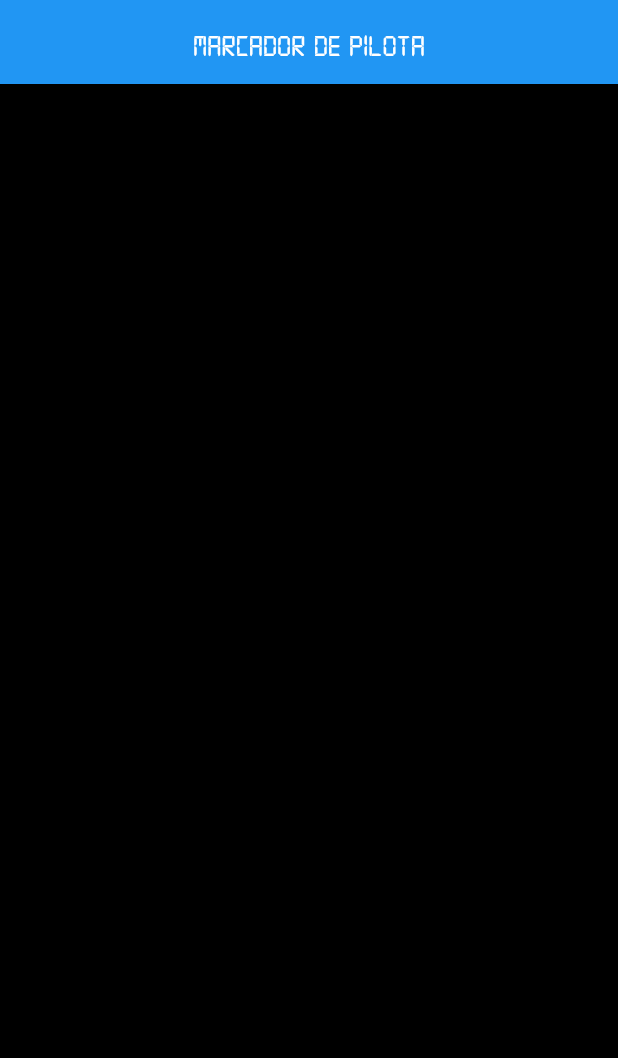
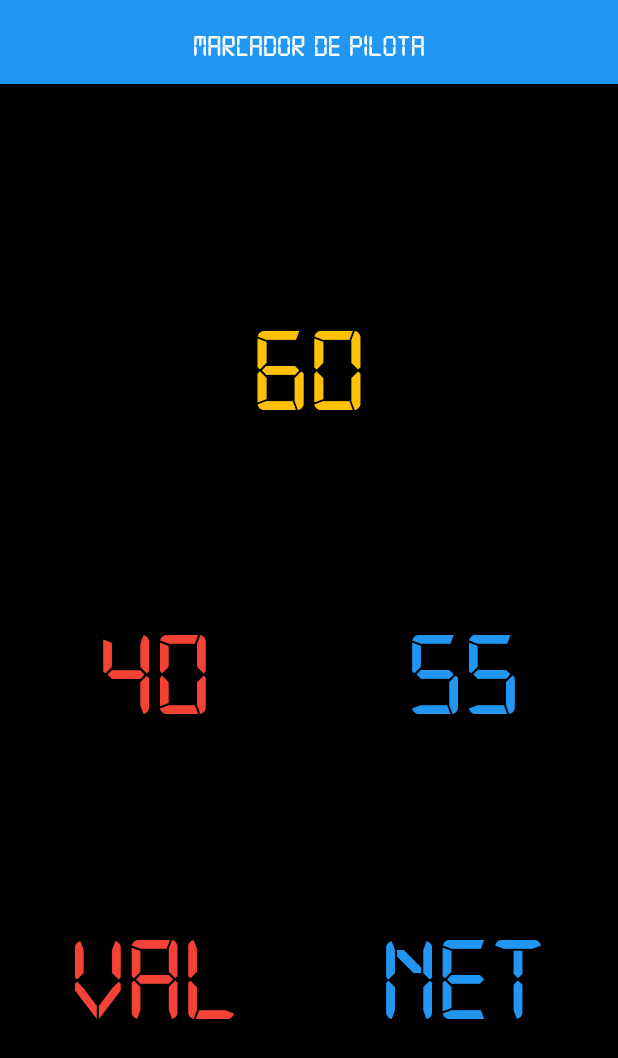
Before and after one commit to david1707/marcador_pilota, a Flutter app: the screen it shows after launch, on a phone screen of 412 x 824 dp. Shown: the top 1058 px of the screen. Run offline on Flutter 3.47's test engine with Material 2 defaults, Android fonts, the phone set to English and light mode, and no system bars.

Commit message:
Created TextMarcador widget + prefix them with Expanded

```diff
--- a/lib/screens/marcador_screen.dart
+++ b/lib/screens/marcador_screen.dart
@@ -1,4 +1,6 @@
 import 'package:flutter/material.dart';
+
+import '../widgets/text_marcador.dart';
 
 class MarcadorScreen extends StatelessWidget {
   static const String routeName = '/marcador';
@@ -14,20 +16,43 @@ class MarcadorScreen extends StatelessWidget {
       ),
       body: Center(
         child: Column(
+          mainAxisAlignment: MainAxisAlignment.spaceEvenly,
           children: [
             Row(
-              children: [Text('Partida a 60')],
-            ),
-            Row(
+              mainAxisAlignment: MainAxisAlignment.spaceEvenly,
               children: [
-                Text('35'),
-                Text('55'),
+                TextMarcador(
+                  text: '60',
+                  color: Colors.amber,
+                )
               ],
             ),
             Row(
               children: [
-                Text('VAL'),
-                Text('NET'),
+                Expanded(
+                  child: TextMarcador(
+                    text: '40',
+                    color: Colors.red,
+                  ),
+                  flex: 1,
+                ),
+                Expanded(
+                    child: TextMarcador(text: '55', color: Colors.blue),
+                    flex: 1),
+              ],
+            ),
+            Row(
+              children: [
+                Expanded(
+                  child: TextMarcador(
+                    text: 'VAL',
+                    color: Colors.red,
+                  ),
+                  flex: 1,
+                ),
+                Expanded(
+                    child: TextMarcador(text: 'NET', color: Colors.blue),
+                    flex: 1),
               ],
             ),
           ],
--- /dev/null
+++ b/lib/widgets/text_marcador.dart
@@ -0,0 +1,20 @@
+import 'package:flutter/material.dart';
+
+class TextMarcador extends StatelessWidget {
+  String text;
+  Color color;
+
+  TextMarcador({@required this.text, @required this.color});
+
+  @override
+  Widget build(BuildContext context) {
+    return Text(
+      text,
+      textAlign: TextAlign.center,
+      style: TextStyle(
+        color: color,
+        fontSize: 80,
+      ),
+    );
+  }
+}
```
